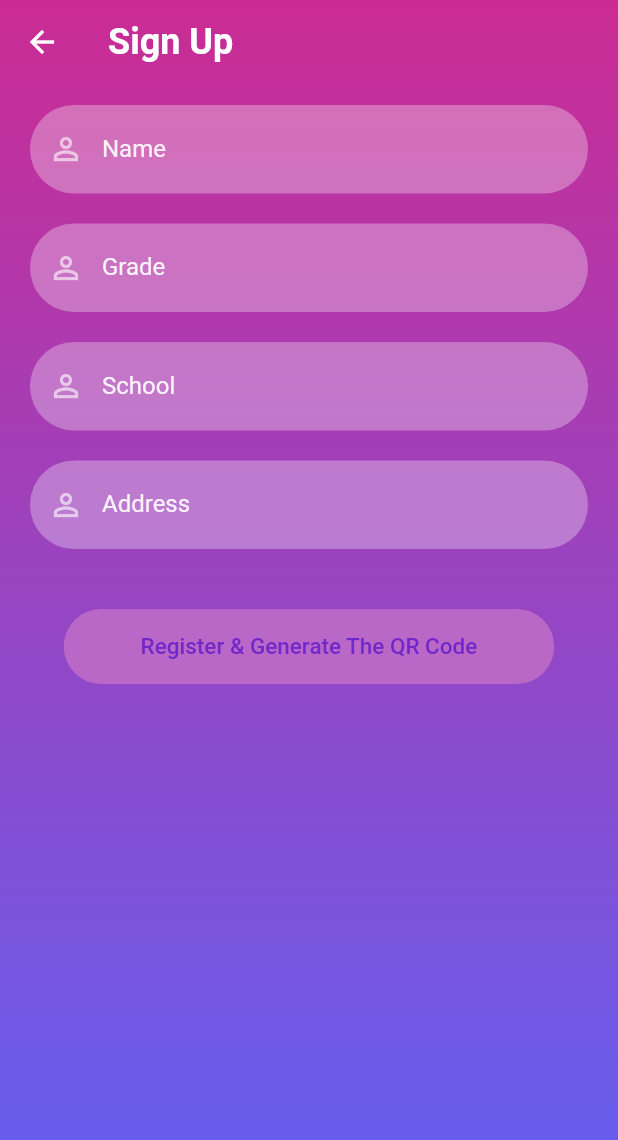
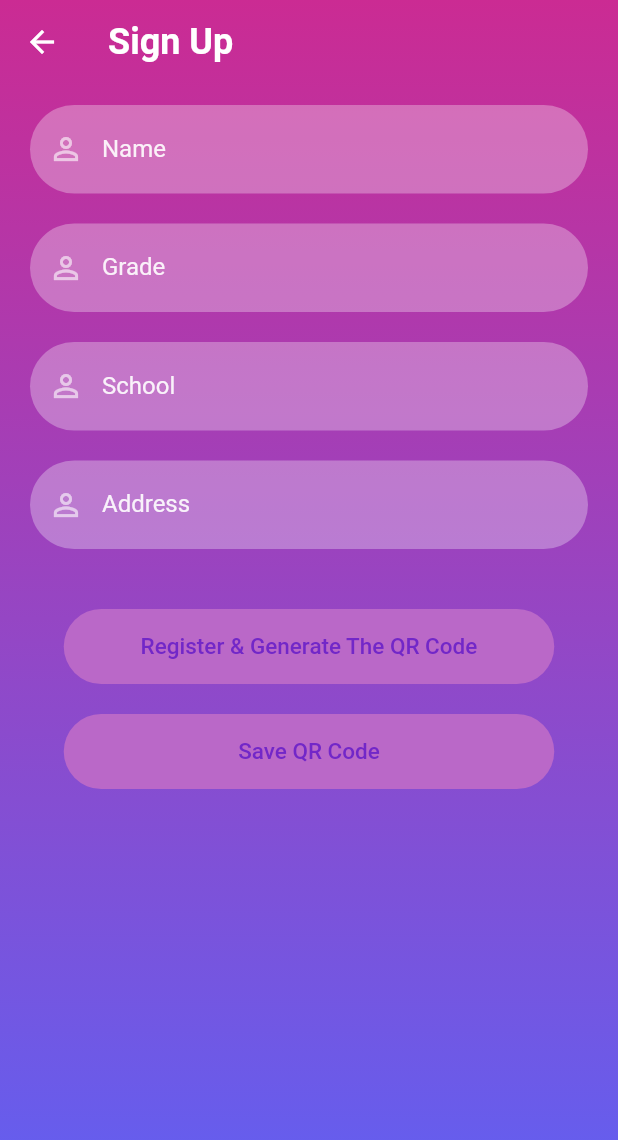
Before and after one commit to Dinath01/alpha_education_app, a Flutter app: the SignUpScreen screen opened directly, on a phone screen of 412 x 824 dp. Shown: the top 1140 px of the screen. Run offline on Flutter 3.47's test engine with Material 2 defaults, Android fonts, the phone set to English and light mode, and no system bars; our stand-ins replace qr_flutter.

Commit message:
added the qr code with a save button which generates a qr to all the four data

```diff
--- a/lib/Screens/register.dart
+++ b/lib/Screens/register.dart
@@ -1,3 +1,8 @@
+import 'dart:io';
+import 'dart:ui' as ui;
+import 'package:flutter/rendering.dart';
+import 'package:flutter/services.dart';
+import 'package:path_provider/path_provider.dart';
 import 'package:qr_flutter/qr_flutter.dart';
 import '../utils/colors.dart';
 import 'package:flutter/material.dart';
@@ -14,7 +19,46 @@ class SignUpScreen extends StatefulWidget {
 
 class _SignUpScreenState extends State<SignUpScreen> {
   TextEditingController _nameTextController = TextEditingController();
-  String? data;
+  TextEditingController _GradeTextController = TextEditingController();
+  TextEditingController _SchoolTextController = TextEditingController();
+  TextEditingController _AddressTextController = TextEditingController();
+  String qrData = '';
+
+  Future<void> _saveQrCode() async {
+    try {
+      RenderRepaintBoundary boundary = qrImageKey.currentContext!
+          .findRenderObject() as RenderRepaintBoundary;
+      ui.Image image = await boundary.toImage(pixelRatio: 3.0);
+      ByteData? byteData =
+          await image.toByteData(format: ui.ImageByteFormat.png);
+      Uint8List pngBytes = byteData!.buffer.asUint8List();
+      Directory? directory = await getExternalStorageDirectory();
+      if (directory != null) {
+        String path = directory.path + '/qr_code.png';
+        File file = File(path);
+        await file.writeAsBytes(pngBytes);
+        ScaffoldMessenger.of(context).showSnackBar(
+          SnackBar(
+            content: Text('QR code saved to $path'),
+          ),
+        );
+      } else {
+        ScaffoldMessenger.of(context).showSnackBar(
+          SnackBar(
+            content: Text('Could not save QR code'),
+          ),
+        );
+      }
+    } catch (e) {
+      ScaffoldMessenger.of(context).showSnackBar(
+        SnackBar(
+          content: Text('Error: $e'),
+        ),
+      );
+    }
+  }
+
+  GlobalKey qrImageKey = GlobalKey();
 
   @override
   Widget build(BuildContext context) {
@@ -54,27 +98,47 @@ class _SignUpScreenState extends State<SignUpScreen> {
                     Icons.person_outline,
                     false,
                     _nameTextController,
+                    (value) {
+                      setState(() {
+                        qrData = '${_nameTextController.text}';
+                      });
+                    },
                   ),
                   const SizedBox(height: 20),
                   reusableTextField(
                     'Grade',
                     Icons.person_outline,
                     false,
-                    _nameTextController,
+                    _GradeTextController,
+                    (value) {
+                      setState(() {
+                        qrData = '${_GradeTextController.text}';
+                      });
+                    },
                   ),
                   const SizedBox(height: 20),
                   reusableTextField(
                     'School',
                     Icons.person_outline,
                     false,
-                    _nameTextController,
+                    _SchoolTextController,
+                    (value) {
+                      setState(() {
+                        qrData = '${_SchoolTextController.text}';
+                      });
+                    },
                   ),
                   const SizedBox(height: 20),
                   reusableTextField(
                     'Address',
                     Icons.person_outline,
                     false,
-                    _nameTextController,
+                    _AddressTextController,
+                    (value) {
+                      setState(() {
+                        qrData = '${_AddressTextController.text}';
+                      });
+                    },
                   ),
                   const SizedBox(height: 40),
                   Center(
@@ -82,7 +146,8 @@ class _SignUpScreenState extends State<SignUpScreen> {
                       style: buttonPrimary,
                       onPressed: () {
                         setState(() {
-                          data = _nameTextController.text;
+                          qrData =
+                              '${_nameTextController.text} ${_GradeTextController.text} ${_SchoolTextController.text} ${_AddressTextController.text}';
                         });
                       },
                       child: Text(
@@ -94,17 +159,38 @@ class _SignUpScreenState extends State<SignUpScreen> {
                       ),
                     ),
                   ),
-                  if (data != null) ...[
+                  if (qrData.isNotEmpty) ...[
                     const SizedBox(height: 20),
                     Center(
-                      child: QrImage(
-                        data: data!,
-                        version: QrVersions.auto,
-                        size: 200.0,
-                        backgroundColor: Colors.white,
+                      key: qrImageKey,
+                      child: RepaintBoundary(
+                        child: QrImage(
+                          data: qrData,
+                          version: QrVersions.auto,
+                          size: 200.0,
+                          backgroundColor: Colors.white,
+                        ),
                       ),
                     ),
                   ],
+                  const SizedBox(height: 20),
+                  Column(
+                    children: [
+                      ElevatedButton(
+                        style: buttonPrimary,
+                        onPressed: () {
+                          _saveQrCode();
+                        },
+                        child: Text(
+                          'Save QR Code',
+                          style: TextStyle(
+                            fontSize: 15,
+                            color: Color.fromARGB(255, 114, 39, 200),
+                          ),
+                        ),
+                      ),
+                    ],
+                  ),
                 ],
               ),
             ),
--- a/lib/Screens/search.dart
+++ b/lib/Screens/search.dart
@@ -48,7 +48,7 @@ class LogInScreenState extends State<LogInScreen> {
               const SizedBox(
                 height: 20,
               ),
-              reusableTextField('Name', Icons.person_outline, false, _nameTextController),
+              reusableTextField('Name', Icons.person_outline, false, _nameTextController, _GradeTextController as Null Function(dynamic value)),
               const SizedBox(
                 height: 20,
               ),
--- a/lib/Widgets/widgets.dart
+++ b/lib/Widgets/widgets.dart
@@ -12,7 +12,7 @@ Image logoWidget(String imageName) {
 }
 
 TextField reusableTextField(String text, IconData icon, bool isPasswordType,
-    TextEditingController controller) {
+    TextEditingController controller, Null Function(dynamic value) param4) {
   return TextField(
     controller: controller,
     obscureText: isPasswordType,
--- a/pubspec.yaml
+++ b/pubspec.yaml
@@ -37,6 +37,7 @@ dependencies:
   # Firebase core and auth
   cloud_firestore: ^4.4.3
   qr_flutter: ^4.0.0
+  path_provider: ^2.0.13
 
 dev_dependencies:
   flutter_test:
```
Also changed, not shown: pubspec.lock.
